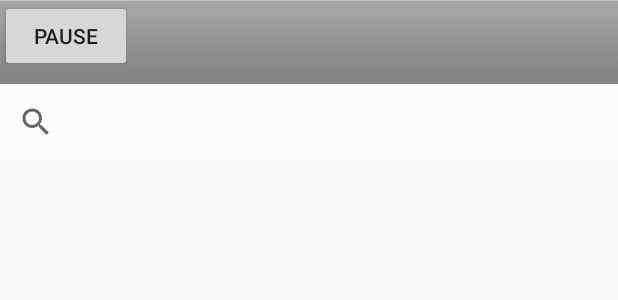
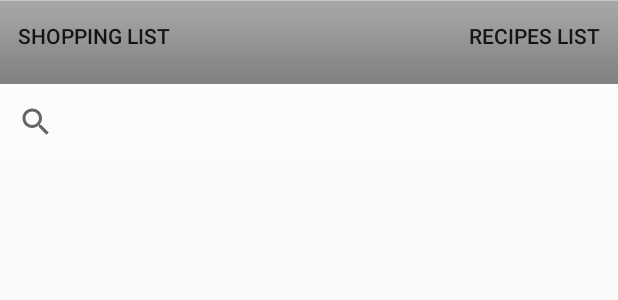
Before and after one commit to andreea794/AIChef, an Android app: the layout activity_main.xml on its own in the app's theme, with its tools: preview values and no code run, on a phone screen of 412 x 824 dp. Shown: the top 300 px of the screen. Run offline under Robolectric (Android 15) with nearby library versions, the phone set to English and light mode, and no system bars.

Commit message:
Add menu buttons and implement search view functionality.

```diff
--- a/app/src/main/res/layout/activity_main.xml
+++ b/app/src/main/res/layout/activity_main.xml
@@ -14,10 +14,20 @@
         android:background="@android:drawable/bottom_bar">
 
         <Button
-            android:id="@+id/button"
+            android:id="@+id/recipesListButton"
+            style="@style/Widget.AppCompat.Button.Borderless"
             android:layout_width="wrap_content"
             android:layout_height="wrap_content"
-            android:text="Pause" />
+            android:layout_gravity="end"
+            android:text="@string/recipes_list" />
+
+        <Button
+            android:id="@+id/shoppingListButton"
+            style="@style/Widget.AppCompat.Button.Borderless"
+            android:layout_width="wrap_content"
+            android:layout_height="wrap_content"
+            android:text="@string/shopping_list"
+            android:textSize="14sp" />
     </FrameLayout>
 
     <FrameLayout
--- a/app/src/main/res/values/strings.xml
+++ b/app/src/main/res/values/strings.xml
@@ -1,3 +1,5 @@
 <resources>
     <string name="app_name">AIChef</string>
+    <string name="recipes_list">RECIPES LIST</string>
+    <string name="shopping_list">SHOPPING LIST</string>
 </resources>
```
Also changed, not shown: app/src/main/java/com/teamalpha/aichef/MainActivity.java (+46 -4 lines).
